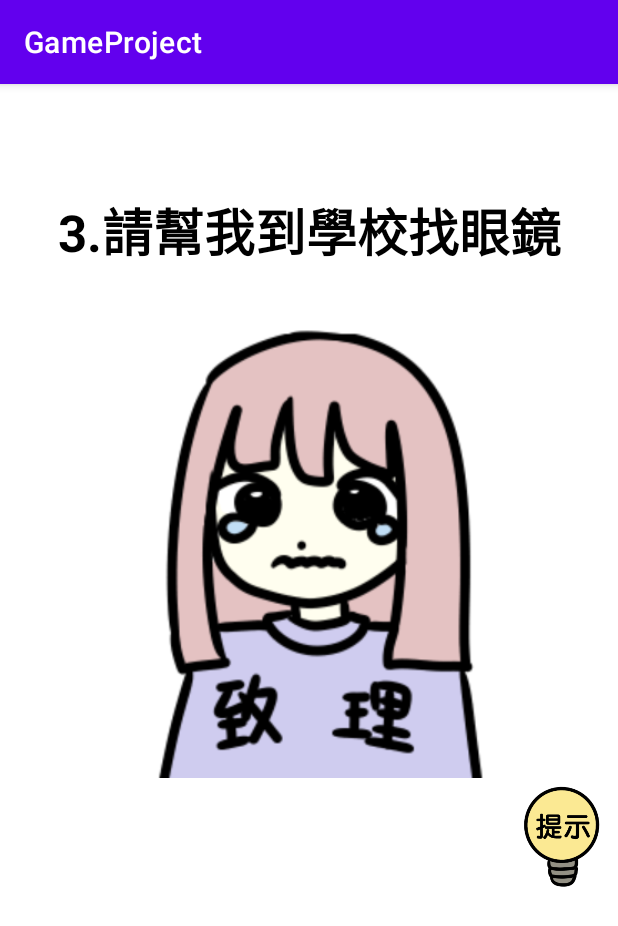
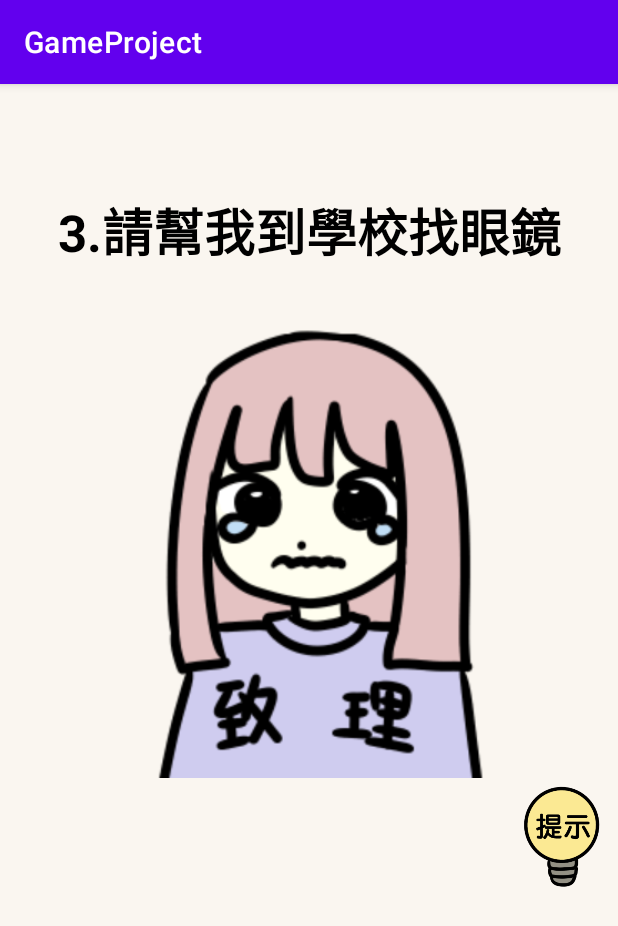
Before and after one commit to 11010127/GameProject, an Android app: the Game3 screen opened directly, with no data from a screen before it, on a phone screen of 412 x 824 dp. Shown: the top 926 px of the screen. Run offline under Robolectric (Android 15) with nearby library versions, the phone set to English and light mode, and no system bars.

Commit message:
每關背景顏色更改
每關背景顏色更改

```diff
--- a/app/src/main/res/layout/activity_game10.xml
+++ b/app/src/main/res/layout/activity_game10.xml
@@ -5,6 +5,7 @@
     android:layout_width="match_parent"
     android:layout_height="match_parent"
     android:orientation="vertical"
+    android:background="#FAF6F0"
     tools:context=".Game10">
     <Space
         android:layout_width="match_parent"
--- a/app/src/main/res/layout/activity_game3.xml
+++ b/app/src/main/res/layout/activity_game3.xml
@@ -5,6 +5,7 @@
     android:layout_width="match_parent"
     android:layout_height="match_parent"
     android:orientation="vertical"
+    android:background="#FAF6F0"
     tools:context=".Game3">
     <Space
         android:layout_width="match_parent"
--- a/app/src/main/res/layout/activity_game4.xml
+++ b/app/src/main/res/layout/activity_game4.xml
@@ -5,6 +5,7 @@
     android:layout_width="match_parent"
     android:layout_height="match_parent"
     android:orientation="vertical"
+    android:background="#FAF6F0"
     tools:context=".Game4">
     <Space
         android:layout_width="match_parent"
--- a/app/src/main/res/layout/activity_game5.xml
+++ b/app/src/main/res/layout/activity_game5.xml
@@ -4,6 +4,7 @@
     xmlns:tools="http://schemas.android.com/tools"
     android:layout_width="match_parent"
     android:layout_height="match_parent"
+    android:background="#FAF6F0"
     tools:context=".Game5">
 
 
--- a/app/src/main/res/layout/activity_game6.xml
+++ b/app/src/main/res/layout/activity_game6.xml
@@ -5,6 +5,7 @@
     android:layout_width="match_parent"
     android:layout_height="match_parent"
     android:orientation="vertical"
+    android:background="#FAF6F0"
     tools:context=".Game6">
     <Space
         android:layout_width="match_parent"
--- a/app/src/main/res/layout/activity_game7.xml
+++ b/app/src/main/res/layout/activity_game7.xml
@@ -5,6 +5,7 @@
     android:layout_width="match_parent"
     android:layout_height="match_parent"
     android:orientation="vertical"
+    android:background="#FAF6F0"
     tools:context=".Game7">
 
     <Space
--- a/app/src/main/res/layout/activity_game9.xml
+++ b/app/src/main/res/layout/activity_game9.xml
@@ -5,6 +5,7 @@
     android:layout_width="match_parent"
     android:layout_height="match_parent"
     android:orientation="vertical"
+    android:background="#FAF6F0"
     tools:context=".Game9">
 
     <TextView
```
